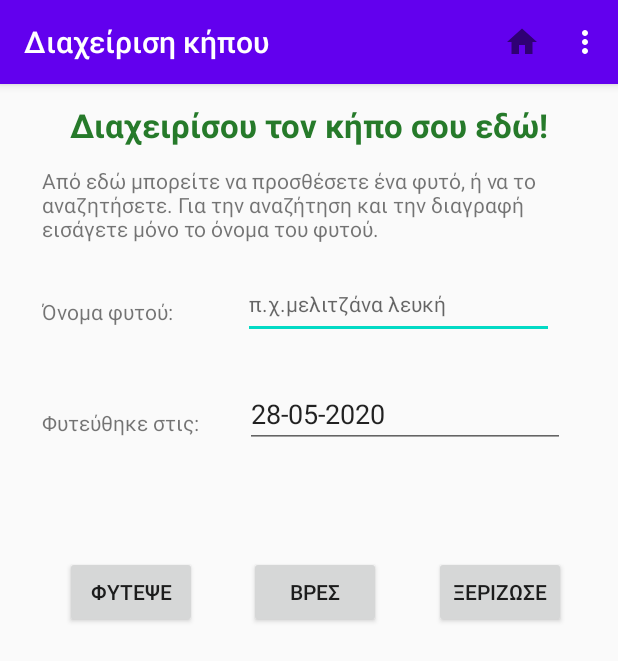
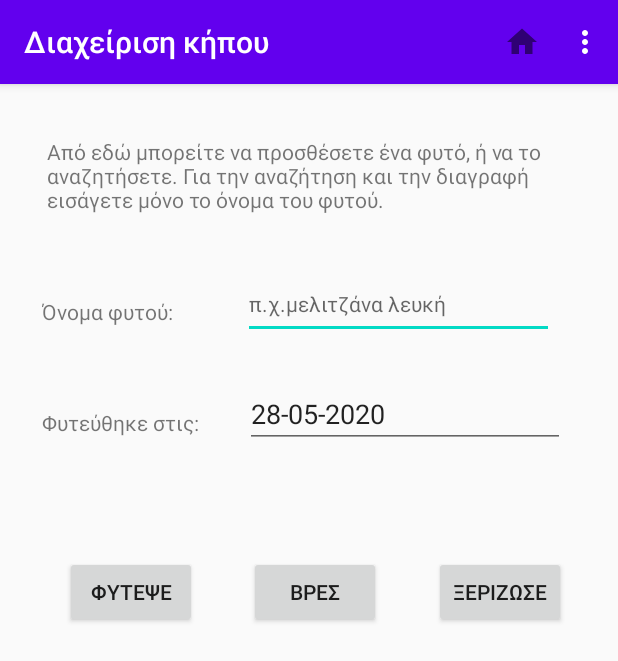
Before and after one commit to terilias/PlantApp2, an Android app: the DataBaseActivity screen opened directly, with no data from a screen before it, on a phone screen of 412 x 824 dp. Shown: the top 661 px of the screen. Run offline under Robolectric (Android 15) with nearby library versions, the phone set to English and light mode, and no system bars.

Commit message:
ολοκλήρωση DataBaseActivity

```diff
--- a/app/src/main/AndroidManifest.xml
+++ b/app/src/main/AndroidManifest.xml
@@ -9,7 +9,7 @@
         android:roundIcon="@mipmap/ic_launcher_round"
         android:supportsRtl="true"
         android:theme="@style/AppTheme">
-        <activity android:name=".Fertilizer"></activity>
+        <activity android:name=".FertilizerActivity"></activity>
         <activity android:name=".DataBaseActivity" />
         <activity android:name=".MainActivity">
             <intent-filter>
--- a/app/src/main/java/com/example/plantapp/Fertilizer.java
+++ b/app/src/main/java/com/example/plantapp/FertilizerActivity.java
@@ -4,7 +4,7 @@ import androidx.appcompat.app.AppCompatActivity;
 
 import android.os.Bundle;
 
-public class Fertilizer extends AppCompatActivity {
+public class FertilizerActivity extends AppCompatActivity {
 
     @Override
     protected void onCreate(Bundle savedInstanceState) {
--- a/app/src/main/java/com/example/plantapp/MainActivity.java
+++ b/app/src/main/java/com/example/plantapp/MainActivity.java
@@ -45,20 +45,17 @@ public class MainActivity extends AppCompatActivity {
         switch (item.getItemId()) {
 
             case R.id.menu_home:
-                Toast.makeText(getApplicationContext(), R.string.first_menu, Toast.LENGTH_SHORT).show();
                 Intent i1=new Intent(this,MainActivity.class);
                 startActivity(i1);
                 return true;
 
 
             case R.id.menu_add:
-                Toast.makeText(getApplicationContext(), "Διαχείριση κήπου", Toast.LENGTH_SHORT).show();
                 Intent i2=new Intent(this,DataBaseActivity.class);
                 startActivity(i2);
                 return true;
 
             case R.id.menu_gallery:
-                Toast.makeText(getApplicationContext(), R.string.third_menu, Toast.LENGTH_SHORT).show();
                 return true;
 
             default:
--- a/app/src/main/res/layout/activity_data_base.xml
+++ b/app/src/main/res/layout/activity_data_base.xml
@@ -89,10 +89,10 @@
         android:text="@string/DBinfo"
         app:layout_constraintBottom_toTopOf="@+id/editTextPlantName"
         app:layout_constraintEnd_toEndOf="parent"
-        app:layout_constraintHorizontal_bias="0.35"
+        app:layout_constraintHorizontal_bias="0.403"
         app:layout_constraintStart_toStartOf="parent"
         app:layout_constraintTop_toTopOf="parent"
-        app:layout_constraintVertical_bias="0.931" />
+        app:layout_constraintVertical_bias="0.545" />
 
     <TextView
         android:id="@+id/textView"
@@ -140,22 +140,5 @@
         app:layout_constraintTop_toBottomOf="@+id/buttonAdd"
         app:layout_constraintVertical_bias="0.0" />
 
-    <TextView
-        android:id="@+id/textView2"
-        android:layout_width="wrap_content"
-        android:layout_height="wrap_content"
-        android:layout_marginStart="8dp"
-        android:layout_marginTop="8dp"
-        android:layout_marginEnd="8dp"
-        android:layout_marginBottom="8dp"
-        android:text="@string/gardenManagementTitle"
-        android:textAppearance="@style/TextAppearance.AppCompat.Large"
-        android:textColor="#267A2A"
-        android:textStyle="bold"
-        app:layout_constraintBottom_toTopOf="@+id/textViewInformDate"
-        app:layout_constraintEnd_toEndOf="parent"
-        app:layout_constraintStart_toStartOf="parent"
-        app:layout_constraintTop_toTopOf="parent" />
-
 
 </androidx.constraintlayout.widget.ConstraintLayout>
--- a/app/src/main/res/values/strings.xml
+++ b/app/src/main/res/values/strings.xml
@@ -19,8 +19,8 @@
     <string name="sucSave">προστέθηκε επιτυχώς! Καλή επιτυχία!</string>
     <string name="DBinfo">Από εδώ μπορείτε να προσθέσετε ένα φυτό, ή να το αναζητήσετε. Για την αναζήτηση και την διαγραφή εισάγετε μόνο το όνομα του φυτού.</string>
     <string name="plantInfo">Πληροφορίες Φυτού</string>
-    <string name="gardenManagementTitle">Διαχειρίσου τον κήπο σου εδώ!</string>
-    <string name="fertilTitle">Ρίξε λίπασμα!</string>
+    <string name="gardenManagementTitle">Διαχειριστείτε τον κήπο σας  εδώ!</string>
+    <string name="fertilTitle">Ρίξτε λίπασμα!</string>
     <string name="fertilInfo">Το PlantApp θα σας βοηθήσει να διαχειριστείτε την λίπανση καλύτερα! Από εδώ μπορείτε να δηλώσετε πότε ήταν η τελευταία φορά που λιπάνατε τα φυτά του κήπου σας και η εφαρμογή θα αναλάβει να σας ειδοποιήσει όταν θα χρειαστεί να ξαναλιπάνετε! Τα παραγωγικά φυτά (π.χ. τα λαχανικά) χρειάζονται λίπασμα κάθε 15 μέρες περίπου αλλά μπορείτε να αποφασίσετε εσείς την συχνότητα λίπανσης σύμφωνα με τις ανάγκες των φυτών σας.</string>
     <string name="menu_fertil">Λίπανση</string>
 </resources>
```
Also changed, not shown: app/src/main/java/com/example/plantapp/DataBaseActivity.java (+56 -20 lines), app/src/main/java/com/example/plantapp/MyDBHandler.java (+32 -2 lines), app/src/main/res/layout/activity_fertilizer.xml (+8 -17 lines).
